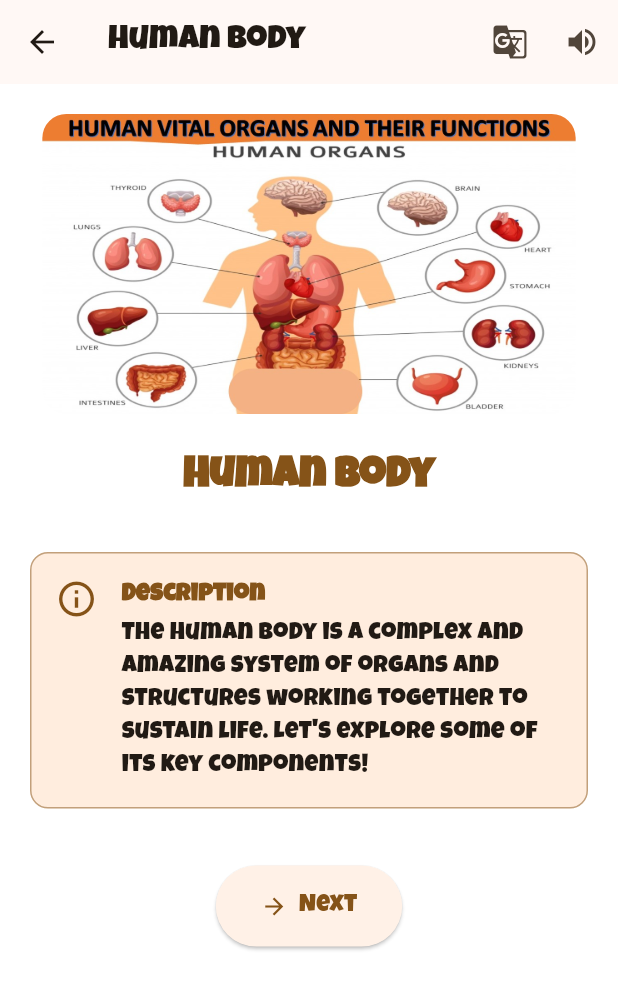
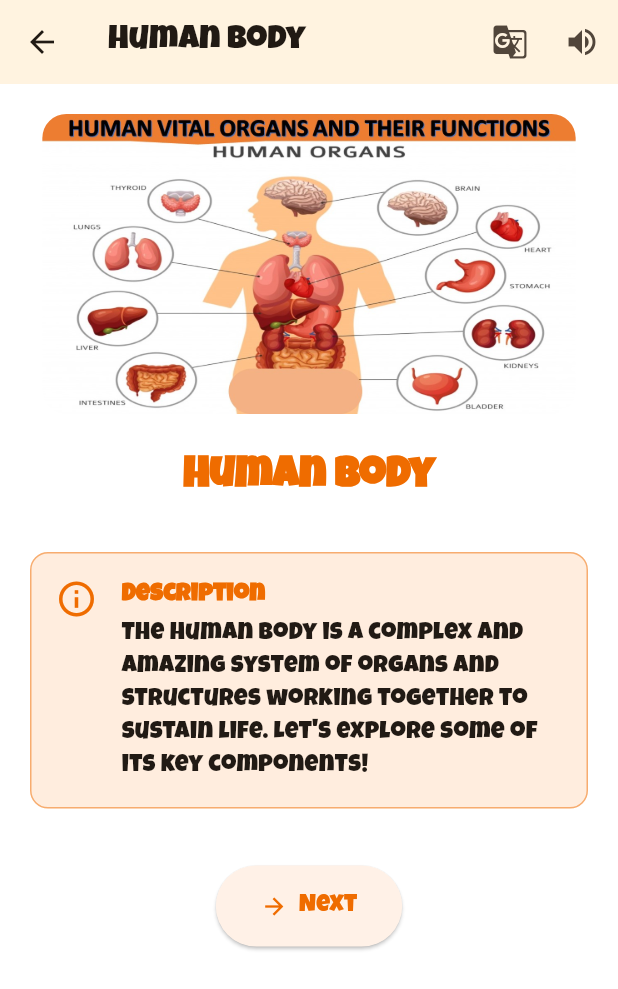
Before and after one commit to rahus12/BioAppDR, a Flutter app: the screen it shows after launch, item 2 of the bottom bar chosen, after a tap on "Important parts of the Human Body", on a phone screen of 412 x 824 dp. Shown: the top 989 px of the screen. Run offline on Flutter 3.47's test engine with Material 3 defaults, Android fonts, the phone set to English and light mode, and no system bars; our stand-ins replace flutter_animate, flutter_gemini, flutter_tts, shared_preferences, speech_to_text; project files that could hold a hidden picture were left out.

Commit message:
feat: update color scheme and card colors

```diff
--- a/lib/components/indexcard.dart
+++ b/lib/components/indexcard.dart
@@ -25,7 +25,7 @@ class IndexCard extends StatelessWidget {
           padding: const EdgeInsets.fromLTRB(20, 10, 20, 10),
           width: double.infinity,
           decoration: BoxDecoration(
-            color: Theme.of(context).colorScheme.surface,
+            color: Theme.of(context).colorScheme.surfaceContainerHighest,
             borderRadius: BorderRadius.circular(12),
             boxShadow: [
               BoxShadow(
@@ -52,7 +52,7 @@ class IndexCard extends StatelessWidget {
                       ),
                     ),
                   ),
-                  Icon(Icons.sports_esports, color: Theme.of(context).colorScheme.primary, size: 28),
+                  Icon(Icons.sports_esports, color: Colors.blue.shade800, size: 28),
                 ],
               ),
               Text(
@@ -92,7 +92,7 @@ class IndexCard extends StatelessWidget {
                     icon: const Icon(Icons.rocket_launch, size: 18),
                     label: const Text(
                       "Play!",
-                      style: TextStyle(fontSize: 16, fontWeight: FontWeight.bold),
+                      style: TextStyle(fontSize: 16, fontWeight: FontWeight.normal),
                     ),
                   ).animate().fadeIn(delay: 300.ms).scale(duration: 500.ms, begin: const Offset(0.8, 0.8)),
                 ],
--- a/lib/components/lesson_card.dart
+++ b/lib/components/lesson_card.dart
@@ -23,7 +23,7 @@ class LessonCard extends StatelessWidget {
           padding: const EdgeInsets.fromLTRB(20, 10, 20, 10),
           width: double.infinity,
           decoration: BoxDecoration(
-            color: Theme.of(context).colorScheme.surface,
+            color: Theme.of(context).colorScheme.surfaceContainerHighest,
             borderRadius: BorderRadius.circular(12),
             boxShadow: [
               BoxShadow(
@@ -51,7 +51,7 @@ class LessonCard extends StatelessWidget {
                       ),
                     ),
                   ),
-                  Icon(Icons.menu_book, color: Theme.of(context).colorScheme.primary, size: 28),
+                  Icon(Icons.menu_book, color: Colors.blue.shade800, size: 28),
                 ],
               ),
               // Slides
@@ -85,7 +85,7 @@ class LessonCard extends StatelessWidget {
                     icon: const Icon(Icons.lightbulb_outline, size: 18),
                     label: const Text(
                       "Learn!",
-                      style: TextStyle(fontSize: 16, fontWeight: FontWeight.bold),
+                      style: TextStyle(fontSize: 16, fontWeight: FontWeight.normal),
                     ),
                   ).animate().fadeIn(delay: 300.ms).scale(duration: 500.ms, begin: const Offset(0.8, 0.8)),
                 ],
--- a/lib/main.dart
+++ b/lib/main.dart
@@ -24,7 +24,11 @@ void main() {
     theme: ThemeData(
       // Use fromSeed to generate a complete and modern color scheme.
       // This is the recommended approach for new Flutter apps.
-      colorScheme: ColorScheme.fromSeed(seedColor: Colors.orange),
+      colorScheme: ColorScheme.fromSeed(seedColor: Colors.orange).copyWith(
+        primary: Colors.orange.shade800,
+        surface: const Color(0xFFFFF3E0),
+        surfaceContainerHighest: Colors.white,
+      ),
       useMaterial3: true, // Recommended for modern UI
       fontFamily: 'LuckiestGuy', // Match pubspec font family
       appBarTheme: const AppBarTheme(
--- a/lib/pages/Home.dart
+++ b/lib/pages/Home.dart
@@ -209,7 +209,12 @@ class _HomeState extends State<Home> {
                 thickness: 2,
                 height: 30,
               ),
-
+              LessonCard(
+                title: "Important parts of the Human Body",
+                slides: "6", // Example: 6 slides
+                onPress: "/lesson", // Named route for Lesson page
+              ),
+              const SizedBox(height: 16),
               // QUIZ CARD
               IndexCard(
                 title: "Human Body Quiz",
@@ -260,12 +265,7 @@ class _HomeState extends State<Home> {
               ),
               const SizedBox(height: 16),
               // LESSON CARDS
-              LessonCard(
-                title: "Important parts of the Human Body",
-                slides: "6", // Example: 6 slides
-                onPress: "/lesson", // Named route for Lesson page
-              ),
-              const SizedBox(height: 16),
+
 
               LessonCard(
                 title: "Important parts of the Face",
--- a/lib/pages/mcq.dart
+++ b/lib/pages/mcq.dart
@@ -432,7 +432,7 @@ class QuestionCard extends StatelessWidget {
       margin: const EdgeInsets.symmetric(horizontal: 20),
       padding: const EdgeInsets.all(20),
       decoration: BoxDecoration(
-        color: Theme.of(context).colorScheme.surface,
+        color: Theme.of(context).colorScheme.surfaceContainerHighest,
         borderRadius: BorderRadius.circular(25),
         boxShadow: [
           BoxShadow(
```
Also changed, not shown: pubspec.lock.
